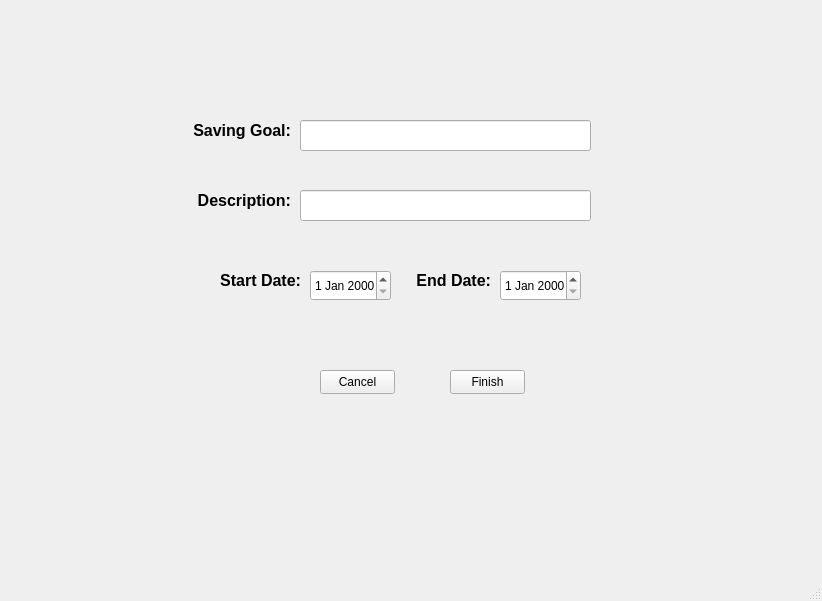
The window that mainwindow.ui (WangBo-YL/QtBudget) describes before a commit, drawn with Qt 5.
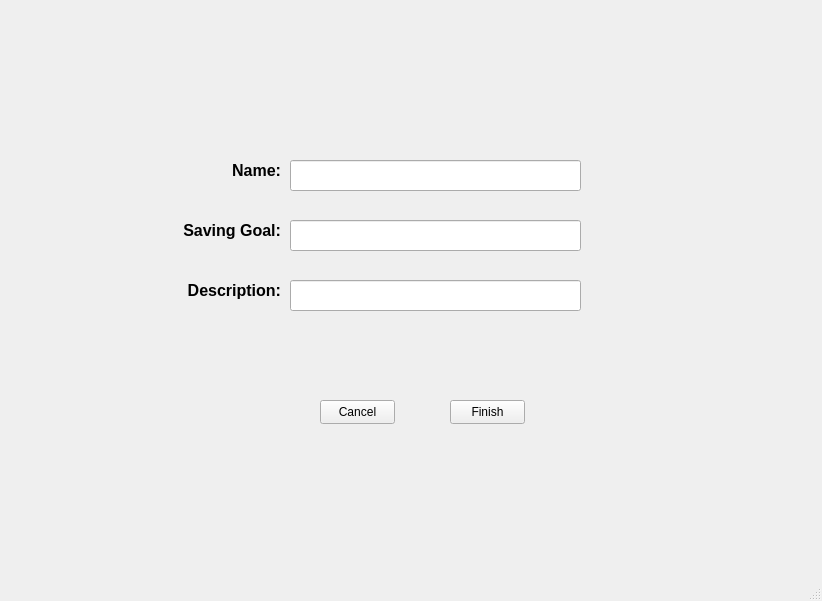
The same window after the commit. The open tabs and pages were chosen to show the change. Icons and pictures are not drawn.

Commit message: still buggy but almost done. Need to figure out edit function for budget and item, need to add input validate, need to finish delete funcitons of budget, item and saving plan. BUt, it works.

The edit to the form file:
```diff
--- a/mainwindow.ui
+++ b/mainwindow.ui
@@ -1010,7 +1010,7 @@
       <property name="geometry">
        <rect>
         <x>440</x>
-        <y>360</y>
+        <y>390</y>
         <width>75</width>
         <height>24</height>
        </rect>
@@ -1022,8 +1022,8 @@
      <widget class="QLabel" name="savingGoalLabel">
       <property name="geometry">
        <rect>
-        <x>180</x>
-        <y>110</y>
+        <x>170</x>
+        <y>210</y>
         <width>101</width>
         <height>21</height>
        </rect>
@@ -1045,7 +1045,7 @@
       <property name="geometry">
        <rect>
         <x>310</x>
-        <y>360</y>
+        <y>390</y>
         <width>75</width>
         <height>24</height>
        </rect>
@@ -1057,8 +1057,8 @@
      <widget class="QLabel" name="savingDescriptionLabel">
       <property name="geometry">
        <rect>
-        <x>180</x>
-        <y>180</y>
+        <x>170</x>
+        <y>270</y>
         <width>101</width>
         <height>21</height>
        </rect>
@@ -1079,8 +1079,8 @@
      <widget class="QLineEdit" name="savingDescriptionInput">
       <property name="geometry">
        <rect>
-        <x>290</x>
-        <y>180</y>
+        <x>280</x>
+        <y>270</y>
         <width>291</width>
         <height>31</height>
        </rect>
@@ -1089,21 +1089,11 @@
        <string/>
       </property>
      </widget>
-     <widget class="QDateEdit" name="savingStartDateEdit">
-      <property name="geometry">
-       <rect>
-        <x>300</x>
-        <y>260</y>
-        <width>81</width>
-        <height>31</height>
-       </rect>
-      </property>
-     </widget>
      <widget class="QLineEdit" name="savingGoalInput">
       <property name="geometry">
        <rect>
-        <x>290</x>
-        <y>110</y>
+        <x>280</x>
+        <y>210</y>
         <width>291</width>
         <height>31</height>
        </rect>
@@ -1112,8 +1102,8 @@
      <widget class="QLabel" name="savingStartDateLabel">
       <property name="geometry">
        <rect>
-        <x>190</x>
-        <y>260</y>
+        <x>170</x>
+        <y>150</y>
         <width>101</width>
         <height>21</height>
        </rect>
@@ -1125,44 +1115,22 @@
        </font>
       </property>
       <property name="text">
-       <string>Start Date:</string>
+       <string>Name:</string>
       </property>
       <property name="alignment">
        <set>Qt::AlignRight|Qt::AlignTrailing|Qt::AlignVCenter</set>
       </property>
      </widget>
-     <widget class="QDateEdit" name="savingEndDateEdit">
+     <widget class="QLineEdit" name="savingNameInput">
       <property name="geometry">
        <rect>
-        <x>490</x>
-        <y>260</y>
-        <width>81</width>
+        <x>280</x>
+        <y>150</y>
+        <width>291</width>
         <height>31</height>
        </rect>
       </property>
      </widget>
-     <widget class="QLabel" name="savingEndDateLabel">
-      <property name="geometry">
-       <rect>
-        <x>380</x>
-        <y>260</y>
-        <width>101</width>
-        <height>21</height>
-       </rect>
-      </property>
-      <property name="font">
-       <font>
-        <pointsize>12</pointsize>
-        <bold>true</bold>
-       </font>
-      </property>
-      <property name="text">
-       <string>End Date:</string>
-      </property>
-      <property name="alignment">
-       <set>Qt::AlignRight|Qt::AlignTrailing|Qt::AlignVCenter</set>
-      </property>
-     </widget>
     </widget>
     <widget class="QWidget" name="savingsListPage">
      <widget class="QPushButton" name="returnFromSavingsListButton">
```
Left out of the diff: 30 changed lines with no effect on the pictures. The commit also changes 9 other files.
